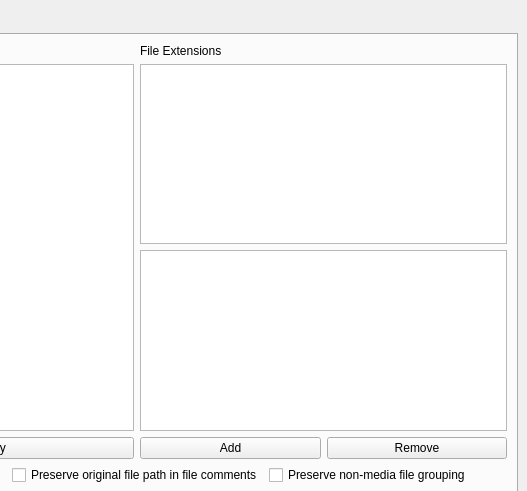
This is file-sorter/mainwindow.ui in c-4422/file-organizer as Qt 5 draws it before an edit; both pictures show x 253 to 780 and y 0 to 491 of the 780 by 593 pixel window. The edited form follows.
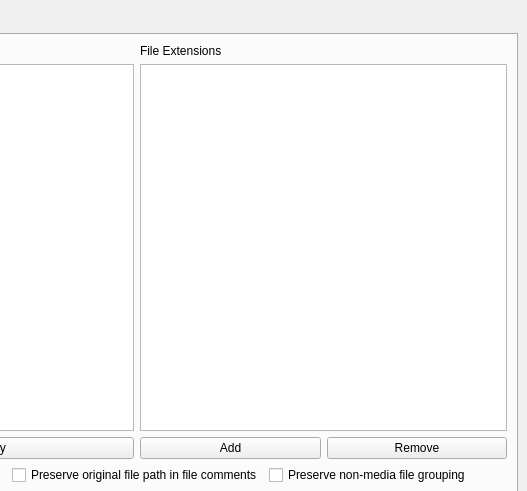
This is the edited form.

Commit message:
Add file type load to pictures
Create a list of picture file types, load default list into list
view widget.

What changed in the file:
```diff
--- a/file-sorter/mainwindow.ui
+++ b/file-sorter/mainwindow.ui
@@ -58,10 +58,7 @@
              </widget>
             </item>
             <item>
-             <widget class="QListView" name="pictureFileExtList"/>
-            </item>
-            <item>
-             <widget class="QListWidget" name="listWidget"/>
+             <widget class="QListWidget" name="picturExtList"/>
             </item>
             <item>
              <layout class="QHBoxLayout" name="horizontalLayout_3">
```
Left out of the diff: 2 changed lines with no effect on the pictures. The commit also changes 5 other files.
